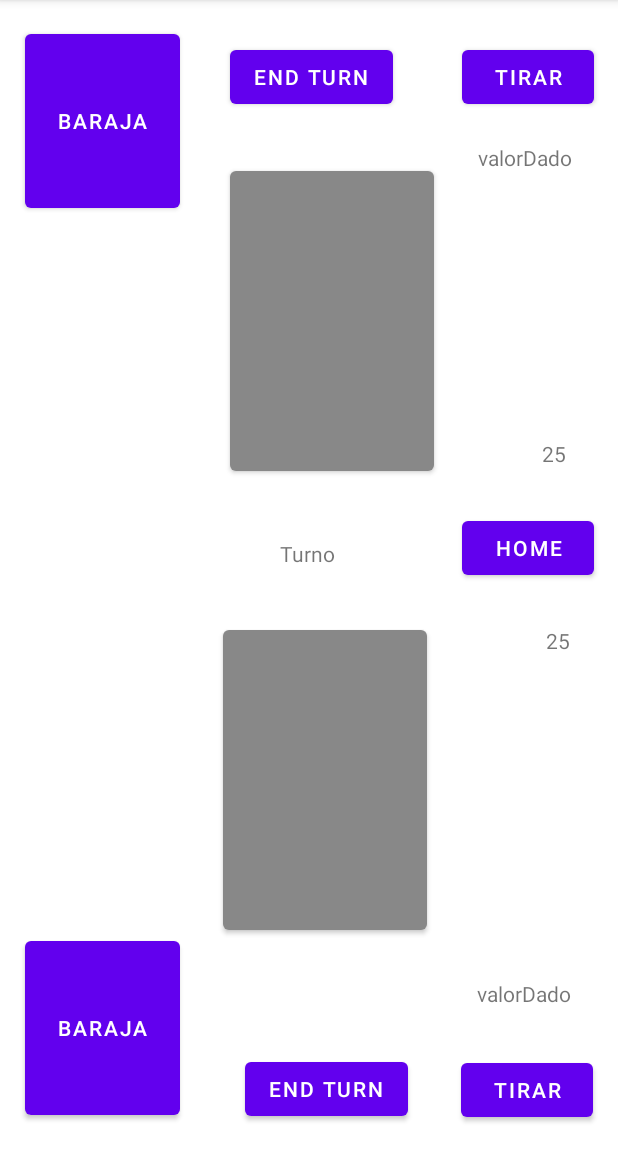
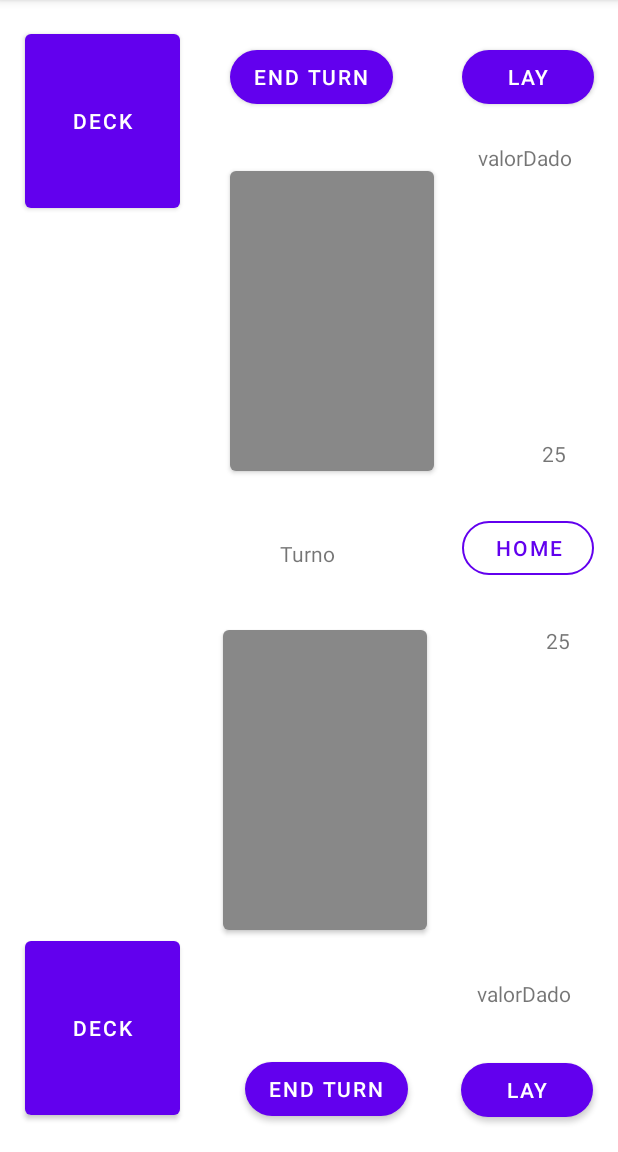
Before and after one commit to IsaacBrull16/Kaiju-Alpha, an Android app: the Partida screen opened directly, with no data from a screen before it, on a phone screen of 412 x 824 dp, the part 84-1236 px from its top. Run offline under Robolectric (Android 15) with nearby library versions, the phone set to English and light mode, and no system bars.

Commit message:
traducciones botones

```diff
--- a/Kaiju/app/src/main/res/layout/activity_about.xml
+++ b/Kaiju/app/src/main/res/layout/activity_about.xml
@@ -27,7 +27,7 @@
         android:layout_width="wrap_content"
         android:layout_height="wrap_content"
         android:backgroundTint="@color/white"
-        android:text="HOME"
+        android:text="@string/home"
         app:cornerRadius="20dp"
         app:layout_constraintBottom_toBottomOf="parent"
         app:layout_constraintEnd_toEndOf="parent"
@@ -42,7 +42,7 @@
         style="?attr/materialButtonOutlinedStyle"
         android:layout_width="wrap_content"
         android:layout_height="wrap_content"
-        android:text="Terms and Conditions"
+        android:text="@string/terms_and_conditions"
         android:textColor="#9F015887"
         app:cornerRadius="20dp"
         app:layout_constraintBottom_toBottomOf="parent"
--- a/Kaiju/app/src/main/res/layout/activity_change_photo.xml
+++ b/Kaiju/app/src/main/res/layout/activity_change_photo.xml
@@ -22,7 +22,7 @@
         android:id="@+id/textView2"
         android:layout_width="wrap_content"
         android:layout_height="wrap_content"
-        android:text="Change Photo"
+        android:text="@string/change_photo"
         android:textSize="34sp"
         app:layout_constraintBottom_toBottomOf="parent"
         app:layout_constraintEnd_toEndOf="parent"
@@ -35,7 +35,7 @@
         android:id="@+id/savePhotoButton"
         android:layout_width="wrap_content"
         android:layout_height="wrap_content"
-        android:text="Save"
+        android:text="@string/save"
         app:layout_constraintBottom_toBottomOf="parent"
         app:layout_constraintEnd_toEndOf="parent"
         app:layout_constraintHorizontal_bias="0.949"
@@ -47,7 +47,7 @@
         android:id="@+id/returnButton"
         android:layout_width="wrap_content"
         android:layout_height="wrap_content"
-        android:text="Return"
+        android:text="back"
         app:layout_constraintBottom_toBottomOf="parent"
         app:layout_constraintEnd_toEndOf="parent"
         app:layout_constraintHorizontal_bias="0.05"
--- a/Kaiju/app/src/main/res/layout/activity_main.xml
+++ b/Kaiju/app/src/main/res/layout/activity_main.xml
@@ -44,7 +44,7 @@
         android:layout_width="wrap_content"
         android:layout_height="wrap_content"
         android:backgroundTint="@color/white"
-        android:text="Profile"
+        android:text="@string/profile"
         android:textColor="#9F015887"
         app:cornerRadius="20dp"
         app:layout_constraintBottom_toBottomOf="parent"
@@ -59,7 +59,7 @@
         android:id="@+id/welcome"
         android:layout_width="wrap_content"
         android:layout_height="wrap_content"
-        android:text="Welcome to Kaiju!"
+        android:text="@string/welcome_to_kaiju"
         android:textColor="@color/black"
         android:textSize="30dp"
         android:textStyle="italic"
--- a/Kaiju/app/src/main/res/layout/activity_partida.xml
+++ b/Kaiju/app/src/main/res/layout/activity_partida.xml
@@ -10,7 +10,8 @@
         android:id="@+id/dado2"
         android:layout_width="wrap_content"
         android:layout_height="wrap_content"
-        android:text="Tirar"
+        android:text="Lay"
+        app:cornerRadius="20dp"
         app:layout_constraintBottom_toBottomOf="parent"
         app:layout_constraintEnd_toEndOf="parent"
         app:layout_constraintHorizontal_bias="0.95"
@@ -61,7 +62,7 @@
         android:id="@+id/deckButton2"
         android:layout_width="103dp"
         android:layout_height="128dp"
-        android:text="Baraja"
+        android:text="Deck"
         app:layout_constraintBottom_toBottomOf="parent"
         app:layout_constraintEnd_toEndOf="parent"
         app:layout_constraintHorizontal_bias="0.055"
@@ -73,7 +74,8 @@
         android:id="@+id/dado1"
         android:layout_width="wrap_content"
         android:layout_height="wrap_content"
-        android:text="Tirar"
+        android:text="@string/lay"
+        app:cornerRadius="20dp"
         app:layout_constraintBottom_toBottomOf="parent"
         app:layout_constraintEnd_toEndOf="parent"
         app:layout_constraintHorizontal_bias="0.949"
@@ -85,7 +87,8 @@
         android:id="@+id/endTurn1"
         android:layout_width="wrap_content"
         android:layout_height="wrap_content"
-        android:text="END TURN"
+        android:text="@string/end_turn"
+        app:cornerRadius="20dp"
         app:layout_constraintBottom_toBottomOf="parent"
         app:layout_constraintEnd_toEndOf="parent"
         app:layout_constraintHorizontal_bias="0.538"
@@ -97,7 +100,8 @@
         android:id="@+id/endTurn2"
         android:layout_width="wrap_content"
         android:layout_height="wrap_content"
-        android:text="END TURN"
+        android:text="End turn"
+        app:cornerRadius="20dp"
         app:layout_constraintBottom_toBottomOf="parent"
         app:layout_constraintEnd_toEndOf="parent"
         app:layout_constraintHorizontal_bias="0.506"
@@ -122,7 +126,7 @@
         android:id="@+id/deckButton1"
         android:layout_width="103dp"
         android:layout_height="128dp"
-        android:text="Baraja"
+        android:text="@string/deck"
         app:layout_constraintBottom_toBottomOf="parent"
         app:layout_constraintEnd_toEndOf="parent"
         app:layout_constraintHorizontal_bias="0.054"
@@ -154,15 +158,18 @@
 
     <Button
         android:id="@+id/homeButton"
+        style="?attr/materialButtonOutlinedStyle"
         android:layout_width="wrap_content"
         android:layout_height="wrap_content"
         android:text="HOME"
+        app:cornerRadius="20dp"
         app:layout_constraintBottom_toBottomOf="parent"
         app:layout_constraintEnd_toEndOf="parent"
         app:layout_constraintHorizontal_bias="0.95"
         app:layout_constraintStart_toStartOf="parent"
         app:layout_constraintTop_toTopOf="parent"
-        app:layout_constraintVertical_bias="0.474" />
+        app:layout_constraintVertical_bias="0.474"
+        app:strokeColor="@color/purple_500"/>
 
     <TextView
         android:id="@+id/turnIndicator"
--- a/Kaiju/app/src/main/res/layout/activity_player1_win.xml
+++ b/Kaiju/app/src/main/res/layout/activity_player1_win.xml
@@ -11,7 +11,7 @@
         android:id="@+id/winnerConditionsText"
         android:layout_width="wrap_content"
         android:layout_height="wrap_content"
-        android:text="PLAYER 1 WINS"
+        android:text="@string/player_1_wins"
         android:textColor="@color/black"
         android:textSize="40dp"
         android:textStyle="italic"
@@ -42,7 +42,7 @@
         android:layout_width="wrap_content"
         android:layout_height="wrap_content"
         android:backgroundTint="#9F015887"
-        android:text="PLAY AGAIN"
+        android:text="@string/play_again"
         app:cornerRadius="20dp"
         app:layout_constraintBottom_toBottomOf="parent"
         app:layout_constraintEnd_toEndOf="parent"
--- a/Kaiju/app/src/main/res/layout/activity_player2_win.xml
+++ b/Kaiju/app/src/main/res/layout/activity_player2_win.xml
@@ -11,7 +11,7 @@
         android:id="@+id/winnerConditionsText2"
         android:layout_width="wrap_content"
         android:layout_height="wrap_content"
-        android:text="PLAYER 2 WINS"
+        android:text="@string/player_2_wins"
         android:textColor="@color/black"
         android:textSize="40dp"
         android:textStyle="italic"
--- a/Kaiju/app/src/main/res/layout/activity_sign_up.xml
+++ b/Kaiju/app/src/main/res/layout/activity_sign_up.xml
@@ -106,7 +106,7 @@
         style="?attr/materialButtonOutlinedStyle"
         android:layout_width="201dp"
         android:layout_height="41dp"
-        android:text="Our terms and condition"
+        android:text="@string/our_terms_and_condition"
         android:textColor="#9F015887"
         android:textSize="10dp"
         app:cornerRadius="20dp"
--- a/Kaiju/app/src/main/res/layout/activity_terms_conditions.xml
+++ b/Kaiju/app/src/main/res/layout/activity_terms_conditions.xml
@@ -11,7 +11,8 @@
         android:layout_width="wrap_content"
         android:layout_height="wrap_content"
         android:backgroundTint="#9F015887"
-        android:text="Understood"
+        android:text="@string/understood"
+        app:cornerRadius="20dp"
         app:layout_constraintBottom_toBottomOf="parent"
         app:layout_constraintEnd_toEndOf="parent"
         app:layout_constraintHorizontal_bias="0.854"
```
Also changed, not shown: Kaiju/app/src/main/res/layout/activity_change_password.xml (+4 -4 lines), Kaiju/app/src/main/res/layout/activity_login.xml (+5 -5 lines), Kaiju/app/src/main/res/layout/activity_profile.xml (+5 -5 lines), Kaiju/app/src/main/res/values/strings.xml (+28 -0 lines), 1 other file.
